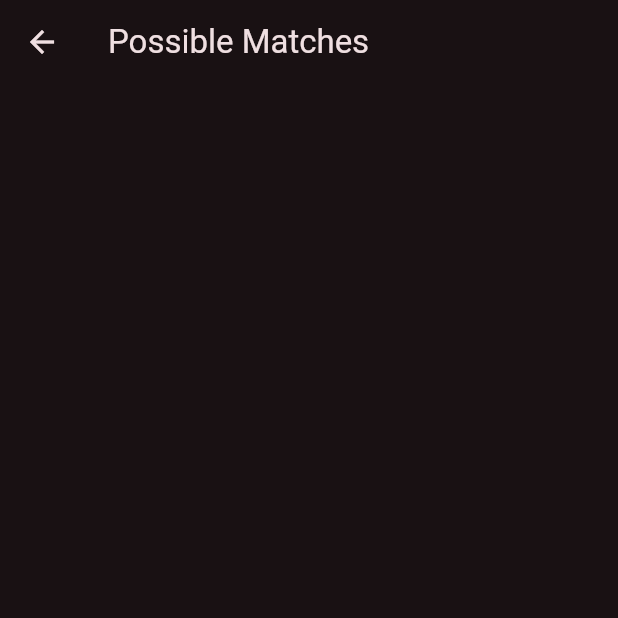
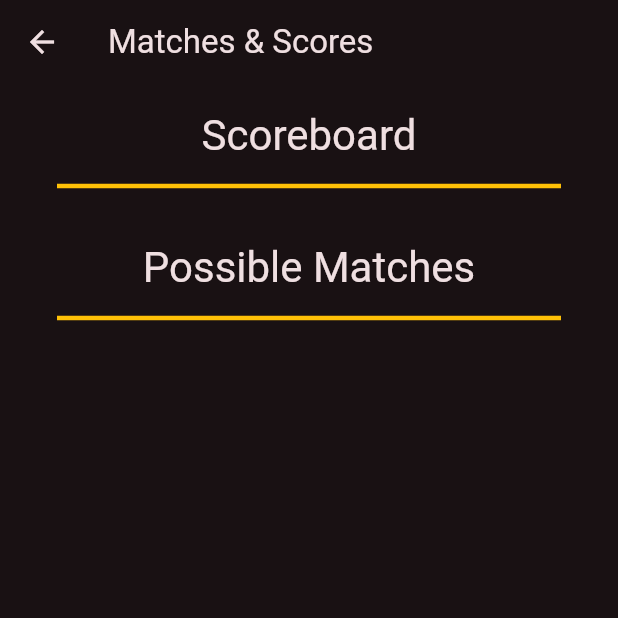
Before and after one commit to rishav-goswami/The-Bad-Pairs, a Flutter app: the PossibleMatches screen opened directly, on a phone screen of 412 x 824 dp, the top half of it. Run offline on Flutter 3.47's test engine with Material 2 defaults, Android fonts, the light colour scheme and no system bars; our stand-ins replace animated_splash_screen, flutter_riverpod, page_transition, shared_preferences; accounts and stored records are empty.

Commit message:
sample scoreboard_ui created

```diff
--- a/lib/screens/create_match_screen.dart
+++ b/lib/screens/create_match_screen.dart
@@ -1,4 +1,3 @@
-import 'package:badminton_team_up/config/utils.dart';
 import 'package:badminton_team_up/providers/team_provider.dart';
 import 'package:flutter/material.dart';
 import 'package:flutter_riverpod/flutter_riverpod.dart';
@@ -7,7 +6,7 @@ import '../config/constants.dart';
 import '../modals/possible_match_item.dart';
 
 class PossibleMatches extends ConsumerStatefulWidget {
-  PossibleMatches({Key? key}) : super(key: key);
+  const PossibleMatches({Key? key}) : super(key: key);
 
   @override
   ConsumerState<PossibleMatches> createState() => _PossibleMatchesState();
@@ -15,21 +14,89 @@ class PossibleMatches extends ConsumerStatefulWidget {
 
 class _PossibleMatchesState extends ConsumerState<PossibleMatches> {
   late final List<TeamItem> _possibleMatchData;
+  late final List<int> teamScores;
   bool flag = true;
   @override
   Widget build(BuildContext context) {
+    final allTeams = ref.read(teamProvider);
     // Initializing only once
     if (flag) {
       flag = false;
+      teamScores = List<int>.filled(allTeams.length, 0);
       _possibleMatchData = ref.read(teamProvider.notifier).possibleMatches();
     }
 
     return Scaffold(
-      appBar: AppBar(title: const Text("Possible Matches")),
+      appBar: AppBar(title: const Text("Matches & Scores")),
       body: SingleChildScrollView(
         child: Padding(
           padding: const EdgeInsets.all(8.0),
-          child: _buildPanel(),
+          child: Column(
+            children: [
+              Padding(
+                padding: const EdgeInsets.all(8.0),
+                child: Text(
+                  "Scoreboard",
+                  style: Theme.of(context).textTheme.headline4,
+                ),
+              ),
+              const Divider(
+                indent: 30,
+                endIndent: 30,
+                thickness: 3,
+                color: Colors.amber,
+              ),
+              ListView.separated(
+                  itemCount: allTeams.length,
+                  shrinkWrap: true,
+                  separatorBuilder: ((context, index) => const Divider(
+                        thickness: 1,
+                      )),
+                  itemBuilder: (context, index) {
+                    return Container(
+                      padding: const EdgeInsets.symmetric(vertical: 8),
+                      child: Column(
+                        children: [
+                          Row(
+                            mainAxisAlignment: MainAxisAlignment.spaceAround,
+                            children: [
+                              Column(
+                                children: [
+                                  _buildNeonLightText(context,
+                                      allTeams[index].keys.first, index),
+                                  Text(allTeams[index].values.first.first),
+                                  Text(allTeams[index].values.first.last)
+                                ],
+                              ),
+                              Text(
+                                "Score ${teamScores[index]}",
+                                style: Theme.of(context).textTheme.subtitle1,
+                              )
+                            ],
+                          )
+                        ],
+                      ),
+                    );
+                  }),
+              const SizedBox(
+                height: 20,
+              ),
+              Padding(
+                padding: const EdgeInsets.all(8.0),
+                child: Text(
+                  "Possible Matches",
+                  style: Theme.of(context).textTheme.headline4,
+                ),
+              ),
+              const Divider(
+                indent: 30,
+                endIndent: 30,
+                thickness: 3,
+                color: Colors.amber,
+              ),
+              _buildPanel(),
+            ],
+          ),
         ),
       ),
     );
@@ -107,6 +174,11 @@ class _PossibleMatchesState extends ConsumerState<PossibleMatches> {
                           child: TextField(
                             textInputAction: TextInputAction.next,
                             keyboardType: TextInputType.number,
+                            onSubmitted: ((value) {
+                              // setState(() {
+                              //   teamScores[item.id * 2] = int.parse(value);
+                              // });
+                            }),
                             decoration: InputDecoration(
                                 border: OutlineInputBorder(
                                     borderRadius: BorderRadius.circular(7))),
@@ -120,6 +192,11 @@ class _PossibleMatchesState extends ConsumerState<PossibleMatches> {
                         SizedBox(
                           width: 100,
                           child: TextField(
+                            onSubmitted: ((value) {
+                              // setState(() {
+                              //   teamScores[item.id * 2] = int.parse(value);
+                              // });
+                            }),
                             textInputAction: TextInputAction.done,
                             keyboardType: TextInputType.number,
                             decoration: InputDecoration(
```
